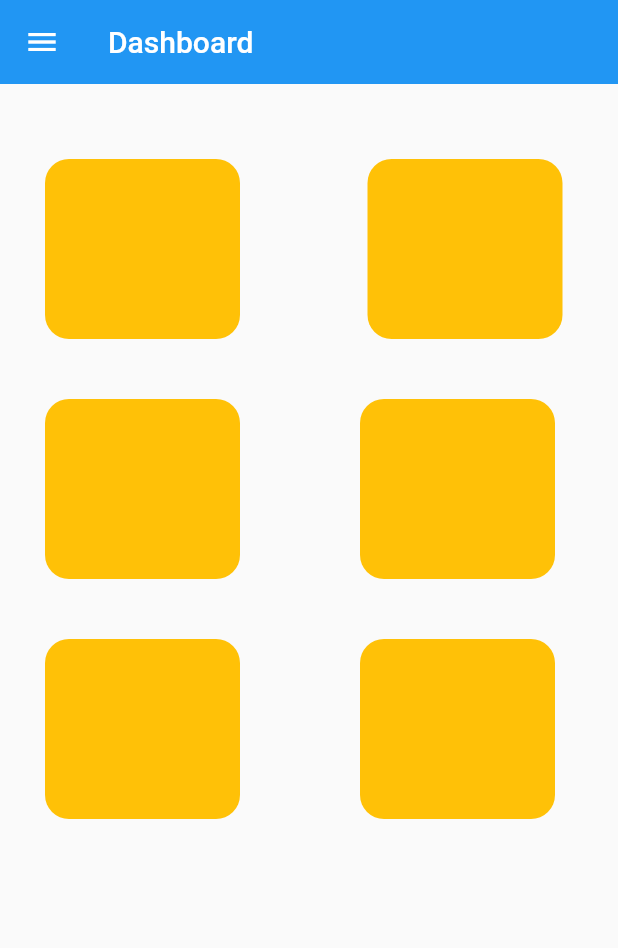
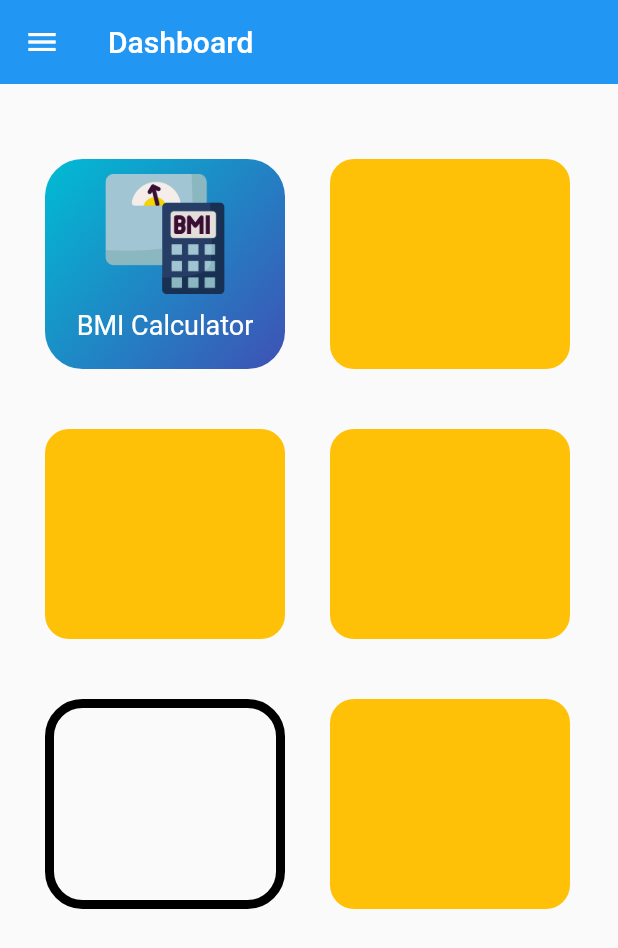
Before and after one commit to balavardhan224/healthtrackerandcalculator, a Flutter app: the Homepage screen opened directly, on a phone screen of 412 x 824 dp. Shown: the top 948 px of the screen. Run offline on Flutter 3.47's test engine with Material 2 defaults, Android fonts, the phone set to English and light mode, and no system bars; our stand-ins replace google_fonts.

Commit message:
initial commit

```diff
--- a/lib/homepage.dart
+++ b/lib/homepage.dart
@@ -1,4 +1,5 @@
 import 'package:flutter/material.dart';
+import 'package:google_fonts/google_fonts.dart';
 import 'package:healthtrackerandcalculator/widget.dart';
 
 class Homepage extends StatefulWidget {
@@ -11,7 +12,10 @@ class _HomepageState extends State<Homepage> {
   Widget build(BuildContext context) {
     return Scaffold(
       appBar: AppBar(
-        title: Text('Dashboard'),
+        title: Text(
+          'Dashboard',
+          style: GoogleFonts.roboto(),
+        ),
         elevation: 0,
       ),
       body: Padding(
--- a/lib/widget.dart
+++ b/lib/widget.dart
@@ -6,15 +6,24 @@ Widget buildcontainer(BuildContext context) {
   return Row(
     children: [
       Container(
-        height: 120,
-        width: 130,
+        height: 140,
+        width: 160,
         decoration: BoxDecoration(
           borderRadius: BorderRadius.all(
             Radius.circular(
-              16,
+              25,
             ),
           ),
-          color: Colors.amber,
+          gradient: LinearGradient(
+            begin: Alignment.topLeft,
+            end: Alignment.bottomRight,
+            colors: [
+              // Colors.green,
+              // Colors.blue,
+              Colors.cyan,
+              Colors.indigo,
+            ],
+          ),
         ),
         child: InkWell(
           onTap: () {
@@ -25,14 +34,29 @@ Widget buildcontainer(BuildContext context) {
               ),
             );
           },
+          child: Align(
+            child: Column(
+              children: [
+                Image.asset(
+                  'images/bmi.png',
+                  height: 100,
+                  width: 80,
+                ),
+                Text(
+                  'BMI Calculator',
+                  style: TextStyle(fontSize: 18, color: Colors.white),
+                ),
+              ],
+            ),
+          ),
         ),
       ),
       SizedBox(
-        width: 85,
+        width: 30,
       ),
       Container(
-        height: 120,
-        width: 130,
+        height: 140,
+        width: 160,
         decoration: BoxDecoration(
           borderRadius: BorderRadius.all(
             Radius.circular(
@@ -53,8 +77,8 @@ Widget buildbox(BuildContext context) {
   return Row(
     children: [
       Container(
-        height: 120,
-        width: 130,
+        height: 140,
+        width: 160,
         decoration: BoxDecoration(
           borderRadius: BorderRadius.all(
             Radius.circular(
@@ -68,11 +92,11 @@ Widget buildbox(BuildContext context) {
         ),
       ),
       SizedBox(
-        width: 80,
+        width: 30,
       ),
       Container(
-        height: 120,
-        width: 130,
+        height: 140,
+        width: 160,
         decoration: BoxDecoration(
           borderRadius: BorderRadius.all(
             Radius.circular(
@@ -93,26 +117,26 @@ Widget buildbox1(BuildContext context) {
   return Row(
     children: [
       Container(
-        height: 120,
-        width: 130,
+        height: 140,
+        width: 160,
         decoration: BoxDecoration(
+          border: Border.all(color: Colors.black, width: 6),
           borderRadius: BorderRadius.all(
             Radius.circular(
-              16,
+              25,
             ),
           ),
-          color: Colors.amber,
         ),
-        child: InkWell(
+        child: GestureDetector(
           onTap: () {},
         ),
       ),
       SizedBox(
-        width: 80,
+        width: 30,
       ),
       Container(
-        height: 120,
-        width: 130,
+        height: 140,
+        width: 160,
         decoration: BoxDecoration(
           borderRadius: BorderRadius.all(
             Radius.circular(
--- a/pubspec.yaml
+++ b/pubspec.yaml
@@ -29,6 +29,7 @@ environment:
 dependencies:
   flutter:
     sdk: flutter
+  google_fonts: ^2.1.0
 
 
   # The following adds the Cupertino Icons font to your application.
@@ -59,7 +60,7 @@ flutter:
 
   # To add assets to your application, add an assets section, like this:
   assets:
-    - images/bmicalculator.jpg
+    - images/bmi.png
   #   - images/a_dot_ham.jpeg
 
   # An image asset can refer to one or more resolution-specific "variants", see
```
Also changed, not shown: images/bmi.png (added), images/bmicalculator.jpg (deleted), pubspec.lock.
